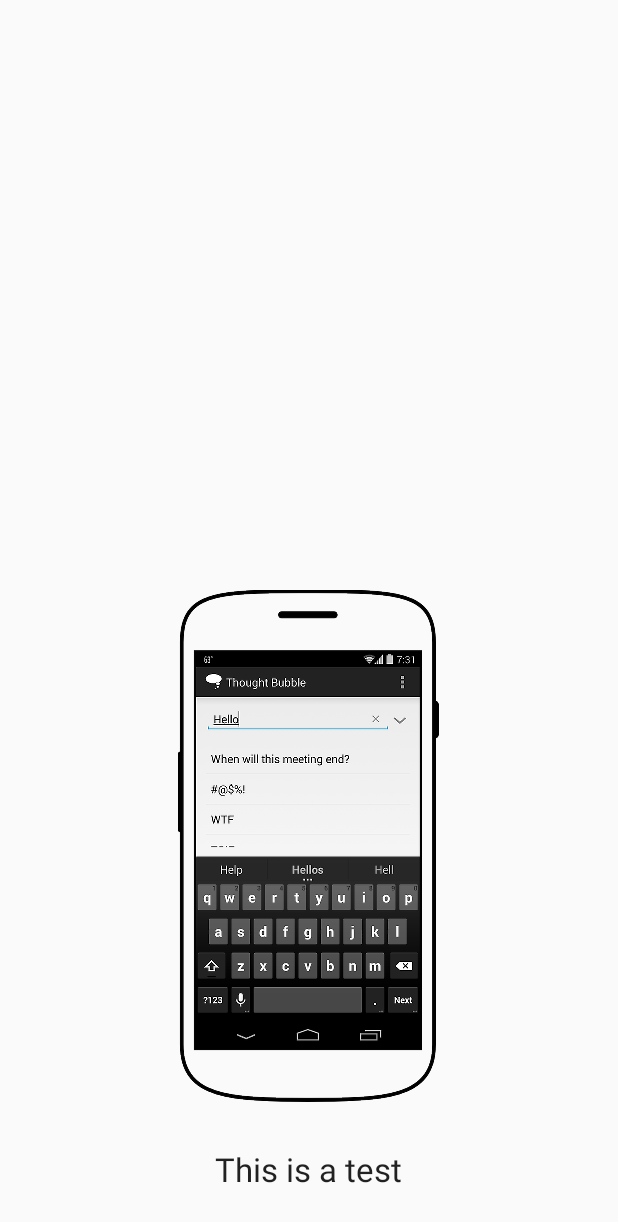
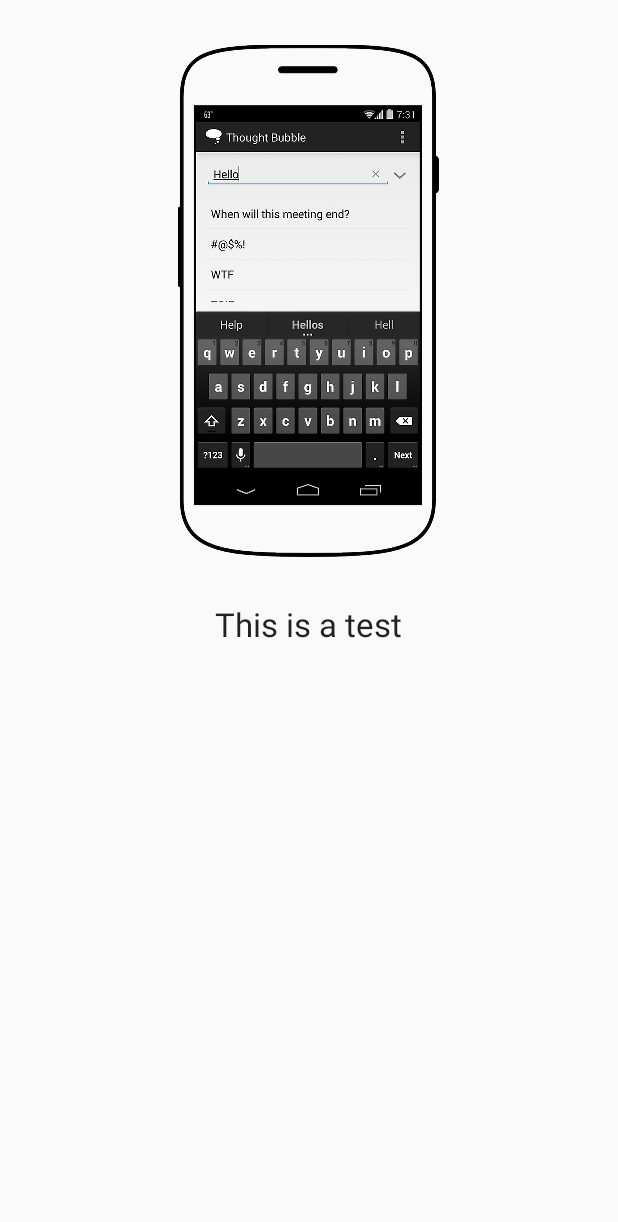
Before and after one commit to dragongears/Android-Thought-Bubble, an Android app: the layout help_fragment_layout.xml on its own in the app's theme, with its tools: preview values and no code run, on a phone screen of 412 x 824 dp. Shown: the top 1222 px of the screen. Run offline under Robolectric (Android 15) with nearby library versions, the phone set to English and light mode, and no system bars.

Commit message:
Help activity style tweaks

```diff
--- a/app/src/main/java/com/dragongears/thoughtbubble/app/HelpActivity.java
+++ b/app/src/main/java/com/dragongears/thoughtbubble/app/HelpActivity.java
@@ -38,7 +38,7 @@ public class HelpActivity extends FragmentActivity {
         fList.add(HelpFragment.newInstance("Type a message", "ic_type_message"));
         fList.add(HelpFragment.newInstance("Rotate your device", "rotate_phone"));
         fList.add(HelpFragment.newInstance("Hold it up to your head", "hold_up_phone"));
-        fList.add(HelpFragment.newInstance("Hints:\n\nTap the down arrow to add your message to the list.\n\nLong press on a list item to delete it.", ""));
+        fList.add(HelpFragment.newInstance("Tap the down arrow to add your message to the list.\n\nLong press on a list item to delete it.", "usage_tips"));
 
         return fList;
     }
--- a/app/src/main/res/layout/help_fragment_layout.xml
+++ b/app/src/main/res/layout/help_fragment_layout.xml
@@ -11,9 +11,8 @@
         android:id="@+id/imageView"
         android:layout_centerHorizontal="true"
         android:src="@drawable/type_message"
-        android:layout_alignParentTop="false"
+        android:layout_alignParentTop="true"
         android:layout_alignParentBottom="false"
-        android:layout_above="@+id/textView"
         android:layout_margin="30dp" />
 
     <TextView
@@ -24,9 +23,8 @@
         android:layout_marginBottom="30dp"
         android:layout_marginLeft="30dp"
         android:layout_marginRight="30dp"
-        android:layout_alignParentBottom="true"
-        android:layout_alignParentLeft="false"
         android:text="This is a test"
+        android:layout_below="@+id/imageView"
         android:layout_alignWithParentIfMissing="true"
         android:layout_centerHorizontal="true" />
 
```
Also changed, not shown: app/src/main/res/drawable-hdpi/usage_tips.png (added), app/src/main/res/drawable-mdpi/usage_tips.png (added), app/src/main/res/drawable-xhdpi/usage_tips.png (added), app/src/main/res/drawable-xxhdpi/usage_tips.png (added).
